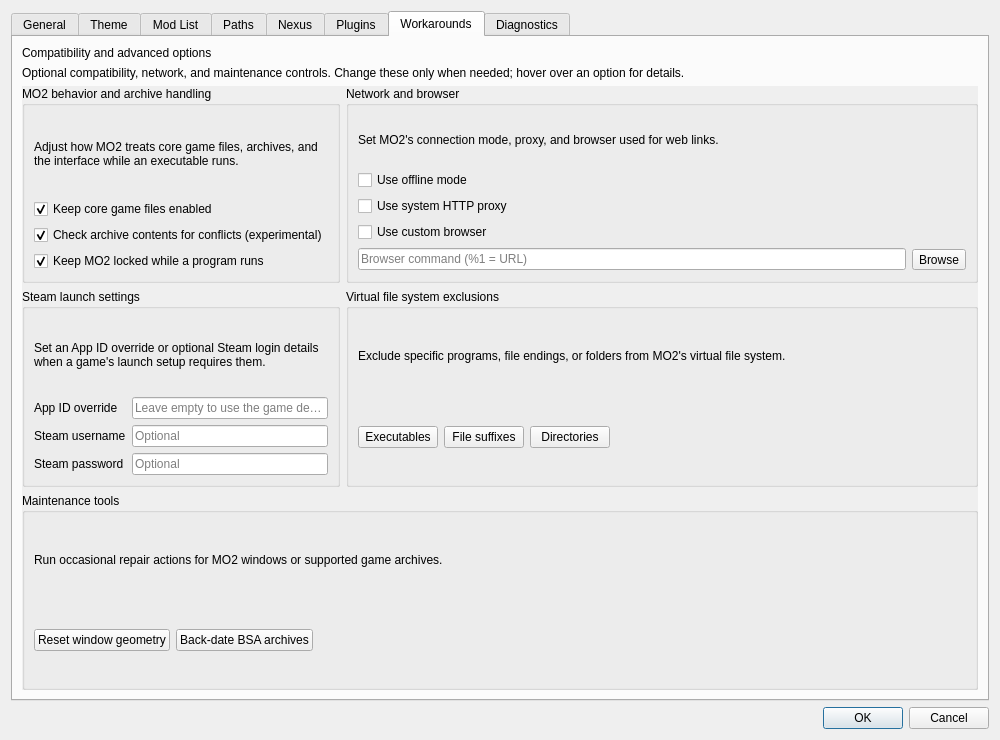
ArialSenki/MO2-Revamped, file source/modorganizer/src/settingsdialog.ui: the form before one commit.
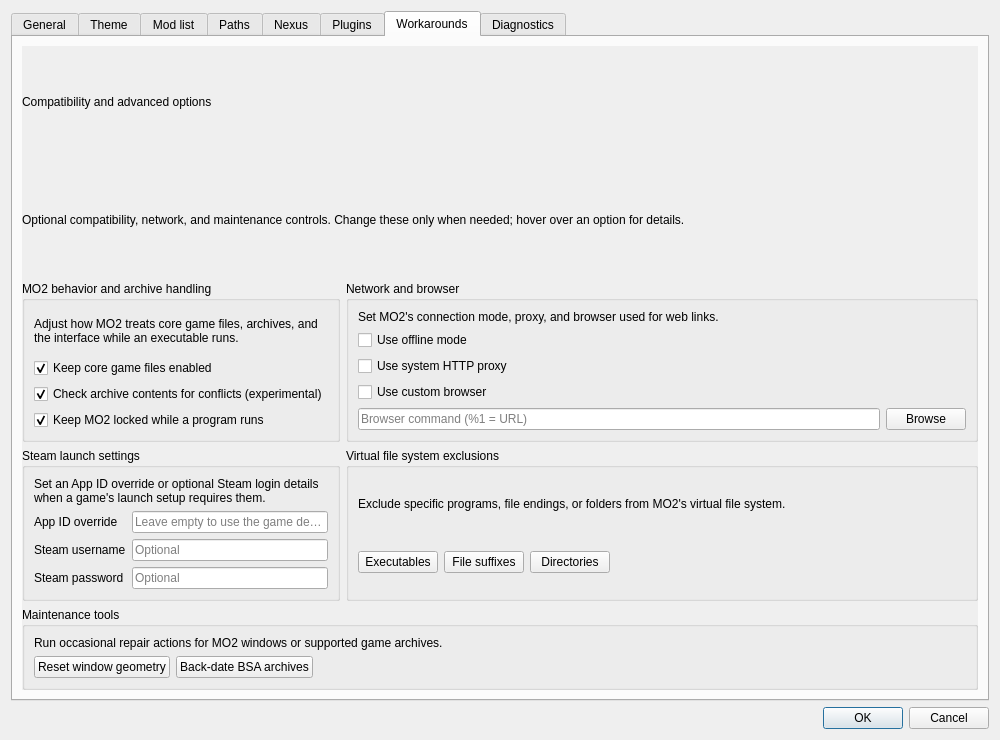
The form after the commit. The open tabs and pages were chosen to show the change. Custom widgets are drawn as their Qt base class.

Commit message: Settings: General's last card, Workarounds' header and Browse, the list dialogs, wording

Patch:
```diff
--- a/source/modorganizer/src/settingsdialog.ui
+++ b/source/modorganizer/src/settingsdialog.ui
@@ -613,7 +613,7 @@
        <string/>
       </property>
       <attribute name="title">
-       <string>Mod List</string>
+       <string>Mod list</string>
       </attribute>
       <layout class="QVBoxLayout" name="verticalLayout_19">
        <item>
@@ -2073,23 +2073,6 @@
        <string>Workarounds</string>
       </attribute>
       <layout class="QVBoxLayout" name="verticalLayout_5">
-       <item>
-        <widget class="QLabel" name="workaroundPageTitle">
-         <property name="text">
-          <string>Compatibility and advanced options</string>
-         </property>
-        </widget>
-       </item>
-       <item>
-        <widget class="QLabel" name="workaroundPageSubtitle">
-         <property name="text">
-          <string>Optional compatibility, network, and maintenance controls. Change these only when needed; hover over an option for details.</string>
-         </property>
-         <property name="wordWrap">
-          <bool>true</bool>
-         </property>
-        </widget>
-       </item>
        <item>
         <widget class="QScrollArea" name="workaroundScrollArea">
          <property name="frameShape">
@@ -2113,6 +2096,29 @@
           <property name="autoFillBackground">
            <bool>false</bool>
           </property>
+          <layout class="QVBoxLayout" name="workaroundContentLayout">
+           <property name="leftMargin"><number>0</number></property>
+           <property name="topMargin"><number>0</number></property>
+           <property name="rightMargin"><number>0</number></property>
+           <property name="bottomMargin"><number>0</number></property>
+             <item>
+              <widget class="QLabel" name="workaroundPageTitle">
+               <property name="text">
+                <string>Compatibility and advanced options</string>
+               </property>
+              </widget>
+             </item>
+             <item>
+              <widget class="QLabel" name="workaroundPageSubtitle">
+               <property name="text">
+                <string>Optional compatibility, network, and maintenance controls. Change these only when needed; hover over an option for details.</string>
+               </property>
+               <property name="wordWrap">
+                <bool>true</bool>
+               </property>
+              </widget>
+             </item>
+           <item>
           <layout class="QGridLayout" name="workaroundsLayout">
            <property name="leftMargin">
             <number>0</number>
@@ -2392,7 +2398,7 @@
                      </widget>
                     </item>
                     <item>
-                     <widget class="QToolButton" name="browseCustomBrowser">
+                       <widget class="QPushButton" name="browseCustomBrowser">
                       <property name="text">
                        <string>Browse</string>
                       </property>
@@ -2580,6 +2586,8 @@
               </item>
              </layout>
             </widget>
+             </item>
+            </layout>
            </item>
           </layout>
          </widget>
```
Left out of the diff: 38 changed lines with no effect on the pictures. Lines whose indentation alone changed are shown as unchanged. The commit also changes 8 other files.
